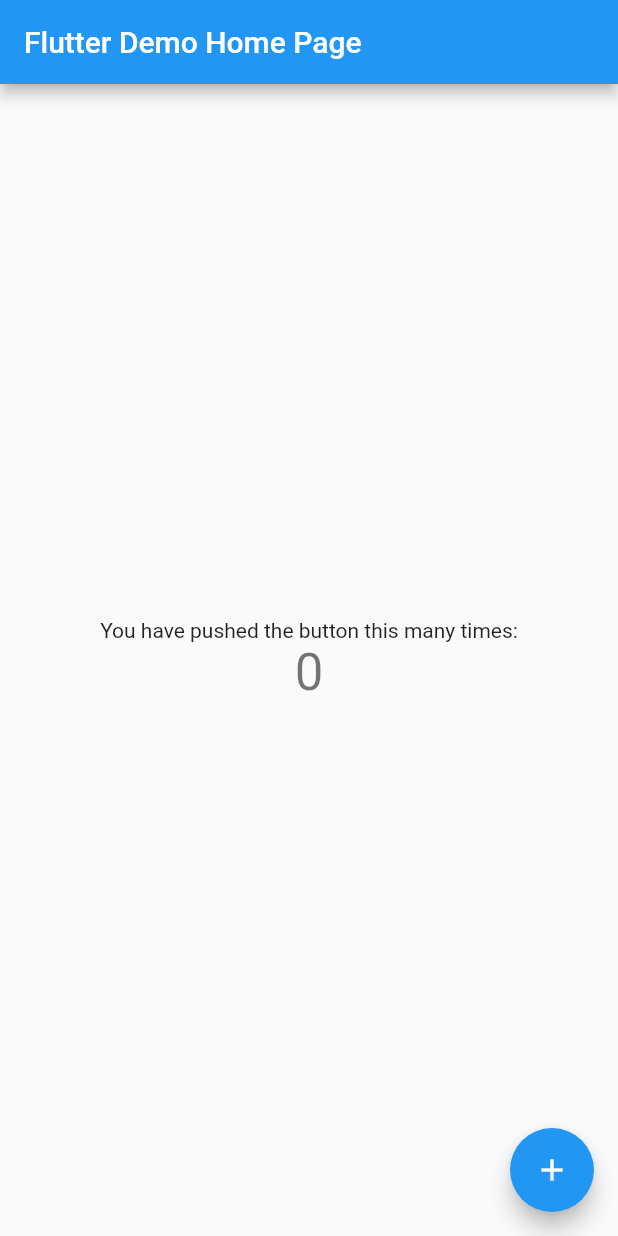
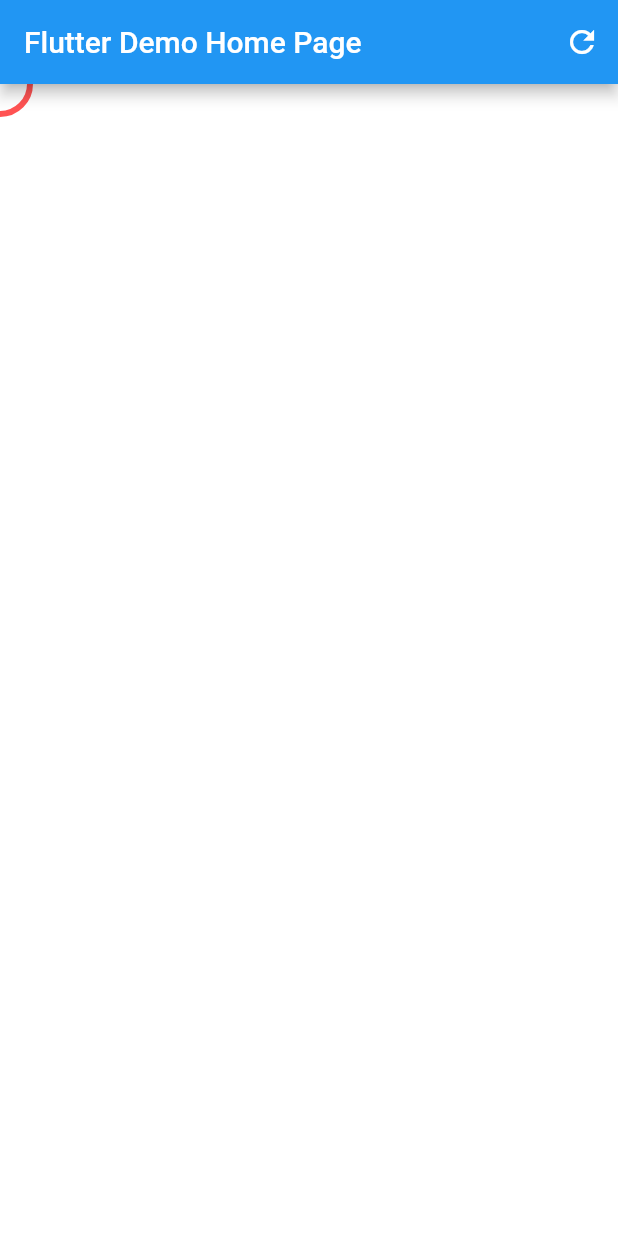
Before and after one commit to Vrungel322/Ray_canvas, a Flutter app: the screen it shows after launch, on a phone screen of 412 x 824 dp. Run offline on Flutter 3.47's test engine with Material 2 defaults, Android fonts, the phone set to English and light mode, and no system bars.

```diff
--- /dev/null
+++ b/lib/canvas_widget.dart
@@ -0,0 +1,112 @@
+import 'package:flutter/material.dart';
+import 'package:flutter_ray_canvas/data.dart';
+import 'package:vector_math/vector_math.dart' as math;
+
+class CanvasWidget extends StatefulWidget {
+  CanvasWidget({Key key, this.title}) : super(key: key);
+  final String title;
+
+  @override
+  _CanvasWidgetState createState() => _CanvasWidgetState();
+}
+
+class _CanvasWidgetState extends State<CanvasWidget> {
+  double userX = 0;
+  double userY = 0;
+  DrawData drawData = DrawData();
+
+  @override
+  Widget build(BuildContext context) {
+    double areaWidth = MediaQuery
+        .of(context)
+        .size
+        .width;
+    double areaHeight = MediaQuery
+        .of(context)
+        .size
+        .height;
+
+    return Scaffold(
+      appBar: AppBar(
+        actions: <Widget>[
+          IconButton(
+            icon: Icon(Icons.refresh),
+            onPressed: () {
+              setState(() {
+                drawData.generateWalls(areaWidth, areaHeight);
+              });
+            },
+          )
+        ],
+        title: Text(widget.title),
+      ),
+      body: Center(
+          child: Listener(
+            onPointerMove: (PointerEvent details) {
+              setState(() {
+                userX = details.localPosition.dx;
+                userY = details.localPosition.dy;
+                drawData.clearParticle();
+                drawData.particle = Particle(math.Vector2(userX, userY));
+
+                if (drawData.walls.isEmpty) drawData.generateWalls(areaWidth, areaHeight);
+              });
+            },
+            child: CustomPaint(
+              size: Size(areaWidth, areaHeight),
+              painter: RayPainter(userX, userY, drawData),
+            ),
+          )),
+    );
+  }
+}
+
+class RayPainter extends CustomPainter {
+  double userX;
+  double userY;
+  DrawData drawData;
+  final Paint wallPaint = Paint()
+    ..strokeWidth = 2
+    ..color = Colors.white;
+  final Paint rayPaint = Paint()
+    ..strokeWidth = 1
+    ..color = Color.fromRGBO(255, 255, 255, 20);
+  final Paint pointerPaint = Paint()
+    ..strokeWidth = 4
+    ..style = PaintingStyle.stroke
+    ..color = Colors.redAccent;
+
+  RayPainter(this.userX, this.userY, this.drawData);
+
+  @override
+  void paint(Canvas canvas, Size size) {
+    //background
+    canvas.drawColor(Colors.black, BlendMode.clear);
+
+    //draw all walls
+    drawData.walls.forEach((b) {
+      canvas.drawLine(Offset(b.a.x, b.a.y), Offset(b.b.x, b.b.y), wallPaint);
+    });
+
+    if (drawData.particle != null) {
+      drawData.particle.intersect(drawData.walls).forEach((rAndI) {
+        Offset startPoint = Offset(rAndI.ray.pos.x, rAndI.ray.pos.y);
+        Offset endPoint;
+        if (rAndI.intersectPoint == null) {
+          endPoint = Offset(rAndI.ray.dir.x, rAndI.ray.dir.y);
+        } else {
+          endPoint = Offset(rAndI.intersectPoint.x, rAndI.intersectPoint.y);
+        }
+        canvas.drawLine(startPoint, endPoint, rayPaint);
+      });
+    }
+
+    canvas.drawCircle(Offset(userX,userY), 20, pointerPaint);
+
+  }
+
+  @override
+  bool shouldRepaint(CustomPainter oldDelegate) {
+    return true;
+  }
+}
--- a/lib/main.dart
+++ b/lib/main.dart
@@ -1,4 +1,5 @@
 import 'package:flutter/material.dart';
+import 'package:flutter_ray_canvas/canvas_widget.dart';
 
 void main() => runApp(MyApp());
 
@@ -9,103 +10,9 @@ class MyApp extends StatelessWidget {
     return MaterialApp(
       title: 'Flutter Demo',
       theme: ThemeData(
-        // This is the theme of your application.
-        //
-        // Try running your application with "flutter run". You'll see the
-        // application has a blue toolbar. Then, without quitting the app, try
-        // changing the primarySwatch below to Colors.green and then invoke
-        // "hot reload" (press "r" in the console where you ran "flutter run",
-        // or simply save your changes to "hot reload" in a Flutter IDE).
-        // Notice that the counter didn't reset back to zero; the application
-        // is not restarted.
         primarySwatch: Colors.blue,
       ),
-      home: MyHomePage(title: 'Flutter Demo Home Page'),
+      home: CanvasWidget(title: 'Flutter Demo Home Page'),
     );
   }
 }
-
-class MyHomePage extends StatefulWidget {
-  MyHomePage({Key key, this.title}) : super(key: key);
-
-  // This widget is the home page of your application. It is stateful, meaning
-  // that it has a State object (defined below) that contains fields that affect
-  // how it looks.
-
-  // This class is the configuration for the state. It holds the values (in this
-  // case the title) provided by the parent (in this case the App widget) and
-  // used by the build method of the State. Fields in a Widget subclass are
-  // always marked "final".
-
-  final String title;
-
-  @override
-  _MyHomePageState createState() => _MyHomePageState();
-}
-
-class _MyHomePageState extends State<MyHomePage> {
-  int _counter = 0;
-
-  void _incrementCounter() {
-    setState(() {
-      // This call to setState tells the Flutter framework that something has
-      // changed in this State, which causes it to rerun the build method below
-      // so that the display can reflect the updated values. If we changed
-      // _counter without calling setState(), then the build method would not be
-      // called again, and so nothing would appear to happen.
-      _counter++;
-    });
-  }
-
-  @override
-  Widget build(BuildContext context) {
-    // This method is rerun every time setState is called, for instance as done
-    // by the _incrementCounter method above.
-    //
-    // The Flutter framework has been optimized to make rerunning build methods
-    // fast, so that you can just rebuild anything that needs updating rather
-    // than having to individually change instances of widgets.
-    return Scaffold(
-      appBar: AppBar(
-        // Here we take the value from the MyHomePage object that was created by
-        // the App.build method, and use it to set our appbar title.
-        title: Text(widget.title),
-      ),
-      body: Center(
-        // Center is a layout widget. It takes a single child and positions it
-        // in the middle of the parent.
-        child: Column(
-          // Column is also a layout widget. It takes a list of children and
-          // arranges them vertically. By default, it sizes itself to fit its
-          // children horizontally, and tries to be as tall as its parent.
-          //
-          // Invoke "debug painting" (press "p" in the console, choose the
-          // "Toggle Debug Paint" action from the Flutter Inspector in Android
-          // Studio, or the "Toggle Debug Paint" command in Visual Studio Code)
-          // to see the wireframe for each widget.
-          //
-          // Column has various properties to control how it sizes itself and
-          // how it positions its children. Here we use mainAxisAlignment to
-          // center the children vertically; the main axis here is the vertical
-          // axis because Columns are vertical (the cross axis would be
-          // horizontal).
-          mainAxisAlignment: MainAxisAlignment.center,
-          children: <Widget>[
-            Text(
-              'You have pushed the button this many times:',
-            ),
-            Text(
-              '$_counter',
-              style: Theme.of(context).textTheme.display1,
-            ),
-          ],
-        ),
-      ),
-      floatingActionButton: FloatingActionButton(
-        onPressed: _incrementCounter,
-        tooltip: 'Increment',
-        child: Icon(Icons.add),
-      ), // This trailing comma makes auto-formatting nicer for build methods.
-    );
-  }
-}
--- a/pubspec.yaml
+++ b/pubspec.yaml
@@ -23,6 +23,7 @@ dependencies:
   # The following adds the Cupertino Icons font to your application.
   # Use with the CupertinoIcons class for iOS style icons.
   cupertino_icons: ^0.1.2
+  vector_math: ^2.0.8
 
 dev_dependencies:
   flutter_test:
```
Also changed, not shown: lib/data.dart (added, +146 -0 lines), pubspec.lock.
